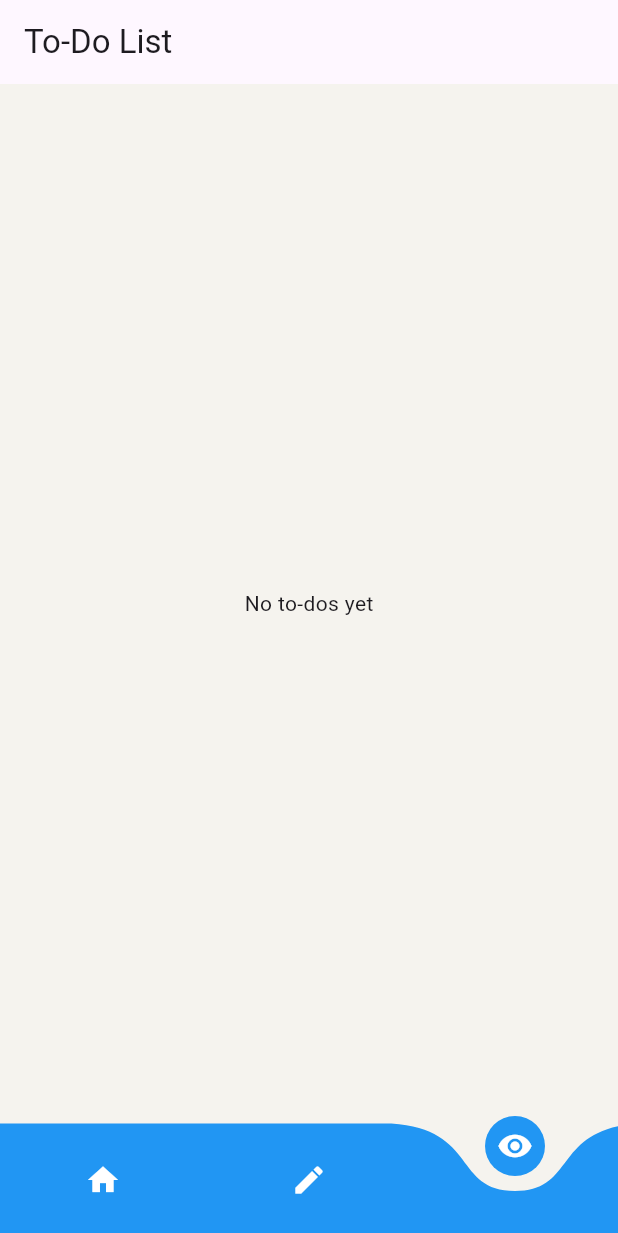
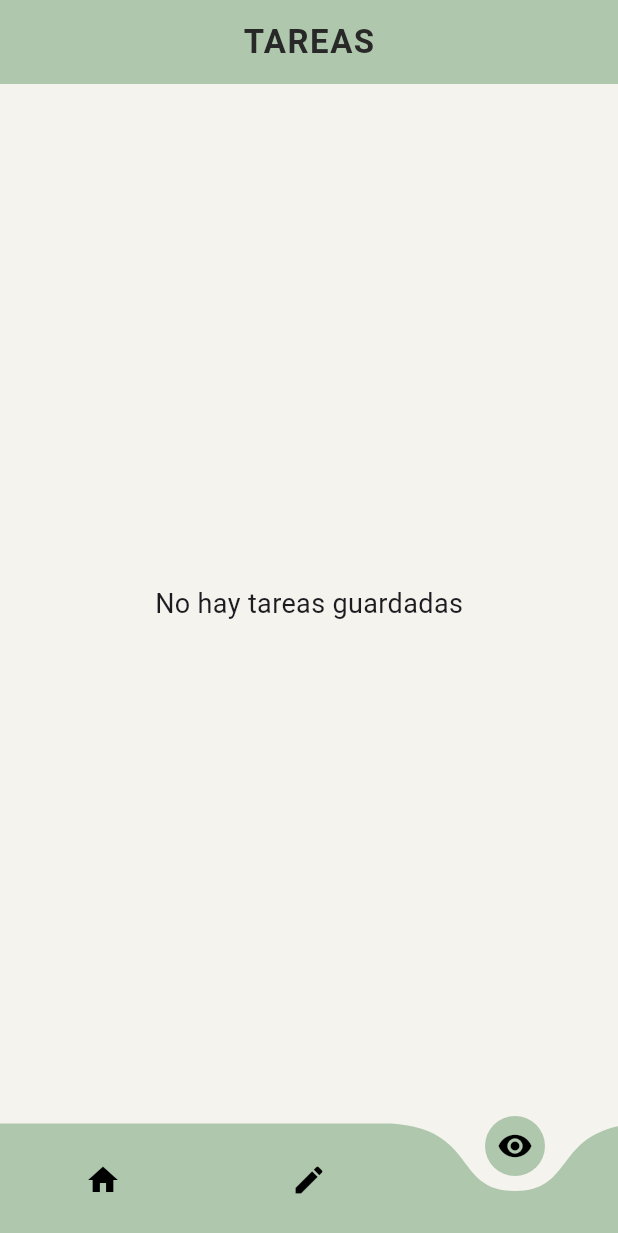
Before and after one commit to Samuel-Novoa/flutter_app_sam, a Flutter app: the screen it shows after launch, item 3 of the bottom bar chosen, on a phone screen of 412 x 824 dp. Shown: the top 1233 px of the screen. Run offline on Flutter 3.47's test engine with Material 3 defaults, Android fonts, the phone set to English and light mode, and no system bars; drawn by our look-alikes of curved_navigation_bar.

Commit message:
Last design for the app

```diff
--- a/lib/main.dart
+++ b/lib/main.dart
@@ -47,7 +47,7 @@ class MainPageState extends State<MainPage> {
       body: _pages[_selectedIndex],
       bottomNavigationBar: CurvedNavigationBar(
         backgroundColor: const Color(0xFFf5f3ee),
-        color: Colors.blue,
+        color: const Color(0xFFAFC8AD),
         animationCurve: Curves.easeInOut,
         animationDuration: const Duration(milliseconds: 300),
         onTap: (index) {
@@ -56,9 +56,9 @@ class MainPageState extends State<MainPage> {
           });
         },
         items: const [
-          Icon(Icons.home, color: Colors.white),
-          Icon(Icons.edit, color: Colors.white),
-          Icon(Icons.remove_red_eye, color: Colors.white)
+          Icon(Icons.home, color: Colors.black),
+          Icon(Icons.edit, color: Colors.black),
+          Icon(Icons.remove_red_eye, color: Colors.black)
         ],
       ),
     );
--- a/lib/src/store.dart
+++ b/lib/src/store.dart
@@ -90,11 +90,24 @@ class StorePageState extends State<StorePage> {
   Widget build(BuildContext context) {
     return Scaffold(
       appBar: AppBar(
-        title: const Text('To-Do List'),
+        title: Text(
+          'Tareas'.toUpperCase(),
+          style: const TextStyle(
+              fontWeight: FontWeight.bold,
+              letterSpacing: 1.0,
+              color: Color.fromARGB(255, 40, 40, 40)),
         ),
-      body: Store.todoList.isEmpty
+        centerTitle: true,
+        backgroundColor: const Color(0xFFAFC8AD),
+      ),
+      body: Padding(
+        padding: const EdgeInsets.all(30.0), // Add padding around the body
+        child: Store.todoList.isEmpty
             ? const Center(
-              child: Text('No to-dos yet'),
+                child: Text(
+                  'No hay tareas guardadas',
+                  style: TextStyle(fontSize: 18),
+                ),
               )
             : ListView.builder(
                 itemCount: Store.todoList.length,
@@ -116,7 +129,6 @@ class StorePageState extends State<StorePage> {
                               : TextDecoration.none,
                         ),
                       ),
-                    subtitle: Text(todo['description']),
                       trailing: !todo['isCompleted']
                           ? Row(
                               mainAxisSize: MainAxisSize.min,
@@ -138,6 +150,7 @@ class StorePageState extends State<StorePage> {
                   );
                 },
               ),
+      ),
     );
   }
 }
--- a/lib/src/to_do.dart
+++ b/lib/src/to_do.dart
@@ -144,7 +144,7 @@ class ToDoState extends State<ToDo> {
           TextButton(
             onPressed: () {
               _updateTodo(todo);
-              _titleController.clear(); // Clear fields after updating
+              _titleController.clear();
               _descriptionController.clear();
               Navigator.pop(context);
             },
@@ -191,7 +191,7 @@ class ToDoState extends State<ToDo> {
               color: Color.fromARGB(255, 40, 40, 40)),
         ),
         centerTitle: true,
-        backgroundColor: const Color(0xFF88AB8E),
+        backgroundColor: const Color(0xFFAFC8AD),
       ),
       body: Padding(
         padding: const EdgeInsets.all(30.0), // Add padding around the Column
@@ -210,6 +210,7 @@ class ToDoState extends State<ToDo> {
                       itemBuilder: (context, index) {
                         final todo = Store.todoList[index];
                         return Card(
+                          color: Colors.white,
                           child: ListTile(
                             leading: Checkbox(
                               value: todo['isCompleted'],
@@ -218,6 +219,7 @@ class ToDoState extends State<ToDo> {
                             title: Text(
                               todo['title'],
                               style: TextStyle(
+                                fontWeight: FontWeight.w500,
                                 decoration: todo['isCompleted']
                                     ? TextDecoration.lineThrough
                                     : TextDecoration.none,
@@ -253,8 +255,10 @@ class ToDoState extends State<ToDo> {
       floatingActionButton: Tooltip(
         message: 'Agregar una nueva tarea',
         child: FloatingActionButton(
+          backgroundColor: const Color(0xFF88AB8E),
           onPressed: _showAddTodoDialog,
-          child: const Icon(Icons.add),
+          shape: const CircleBorder(),
+          child: const Icon(Icons.add, color: Colors.white),
         ),
       ),
     );
```
Lines whose indentation alone changed are shown as unchanged.
